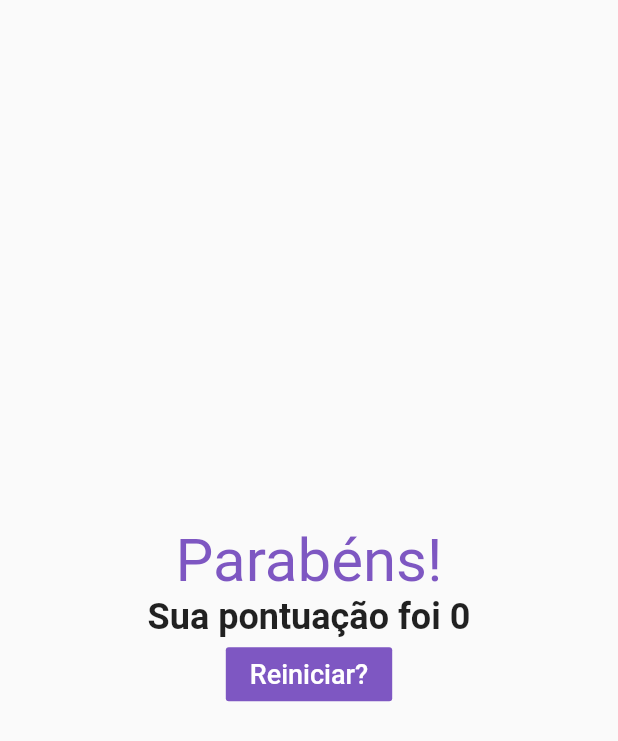
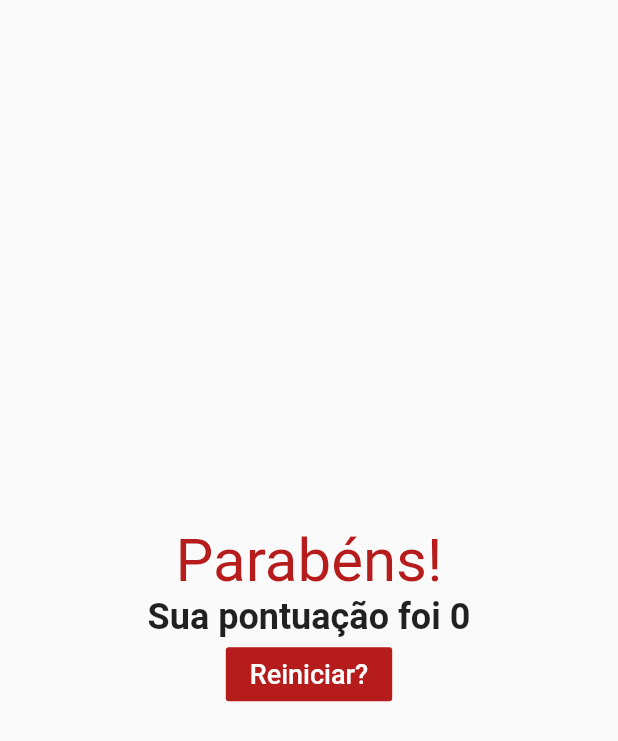
Before and after one commit to Orion-News/App_Perguntas, a Flutter app: the Resultado widget shown alone on an empty page, opened directly with empty values, on a phone screen of 412 x 824 dp. Shown: the top 741 px of the screen. Run offline on Flutter 3.47's test engine with Material 2 defaults, Android fonts, the phone set to English and light mode, and no system bars.

Commit message:
changed color of result

```diff
--- a/lib/resultado.dart
+++ b/lib/resultado.dart
@@ -41,7 +41,7 @@ class Resultado extends StatelessWidget {
           child: Text(
           fraseResultado['saudacao'],
           style: TextStyle(fontSize: 40,
-          color: Colors.deepPurple[400],
+          color: Colors.red.shade900,
             )
           )
         ),
@@ -57,7 +57,7 @@ class Resultado extends StatelessWidget {
             style: TextStyle(fontSize: 18)
           ),
           textColor: Colors.white,
-          color: Colors.deepPurple[400],
+          color: Colors.red.shade900,
           onPressed: reiniciarPerguntas
         ),
       ],
```
